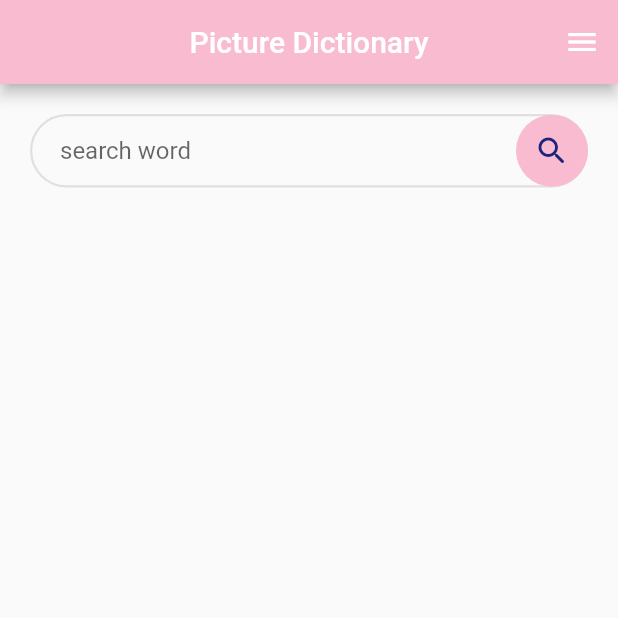
After one commit to itsukicode/mobile-picture-dictionary, a Flutter app: the screen it shows after launch, on a phone screen of 412 x 824 dp, the top half of it. The commit adds this screen. Run offline on Flutter 3.47's test engine with Material 2 defaults, Android fonts, the light colour scheme and no system bars; missing offline and left inert: pixabay_picker.

Commit message:
✨ Displayed images like a Instagram
Next: Query definition using Google Dictionary API

```diff
--- a/lib/main.dart
+++ b/lib/main.dart
@@ -1,6 +1,6 @@
 import 'package:flutter/material.dart';
 import 'like.dart';
-import 'search-btn.dart';
+import 'search_word_pic.dart';
 import 'nav.dart';
 
 void main() => runApp(MyApp());
@@ -30,11 +30,7 @@ class HomeScreen extends StatelessWidget {
       endDrawer: NavigationBar(),
       body: Container(
         padding: EdgeInsets.all(20),
-        child: Column(
-          children: [
-            Center(child: SearchButton()),
-          ],
-        ),
+        child: Center(child: SearchWordPic()),
       ),
     );
   }
--- /dev/null
+++ b/lib/search_word_pic.dart
@@ -0,0 +1,101 @@
+import 'package:flutter/material.dart';
+import 'package:pixabay_picker/model/pixabay_media.dart';
+import 'package:pixabay_picker/pixabay_picker.dart';
+import 'api_key.dart';
+
+class SearchWordPic extends StatefulWidget {
+  @override
+  _SearchWordPicState createState() => _SearchWordPicState();
+}
+
+class _SearchWordPicState extends State<SearchWordPic> {
+  List<String> picUrlList = [];
+  // Create a text controller and use it to retrieve the current value
+  // of the TextField.
+  final myController = TextEditingController();
+  @override
+  void dispose() {
+    // Clean up the controller when the widget is disposed.
+    myController.dispose();
+    super.dispose();
+  }
+
+  void getImage(String keyword) async {
+    PixabayPicker picker = PixabayPicker(apiKey: api_key, language: "en");
+    PixabayResponse res = await picker.api
+        .requestImagesWithKeyword(keyword: keyword, resultsPerPage: 1);
+    if (res != null) {
+      res.hits.forEach((f) {
+        setState(() {
+          picUrlList.add(f.getDownloadLink());
+        });
+      });
+    }
+  }
+
+  Widget _buildSearchBox() {
+    return TextField(
+      controller: myController,
+      obscureText: false,
+      decoration: InputDecoration(
+          hintText: 'search word',
+          contentPadding:
+              const EdgeInsets.symmetric(vertical: 15.0, horizontal: 20),
+          focusedBorder: OutlineInputBorder(
+            borderSide: BorderSide(color: Colors.pink[50], width: 1.5),
+            borderRadius: BorderRadius.circular(50),
+          ),
+          enabledBorder: OutlineInputBorder(
+              borderSide: BorderSide(color: Colors.grey[300], width: 1.5),
+              borderRadius: BorderRadius.circular(50)),
+          suffixIcon: Container(
+            decoration:
+                BoxDecoration(shape: BoxShape.circle, color: Colors.pink[100]),
+            child: IconButton(
+                icon: Icon(
+                  Icons.search_rounded,
+                  color: Colors.indigo[900],
+                ),
+                onPressed: () =>
+                    {picUrlList.clear(), getImage(myController.text)}),
+          )),
+    );
+  }
+
+  List<Widget> _pictures() {
+    return picUrlList
+        .map((url) => Container(
+              width: 100,
+              height: 100,
+              decoration: BoxDecoration(
+                image:
+                    DecorationImage(fit: BoxFit.fill, image: NetworkImage(url)),
+                borderRadius: BorderRadius.circular(40),
+              ),
+              margin: EdgeInsets.all(5),
+            ))
+        .toList();
+  }
+
+  Widget _buildPicBox() {
+    return Expanded(
+      child: GridView.count(
+        crossAxisCount: 2,
+        children: _pictures(),
+      ),
+    );
+  }
+
+  @override
+  Widget build(BuildContext context) {
+    return Container(
+        child: Column(
+      children: [
+        _buildSearchBox(),
+        // _buildDefBox(),
+        Container(margin: EdgeInsets.only(top: 20.0)),
+        _buildPicBox(),
+      ],
+    ));
+  }
+}
```
Also changed, not shown: lib/image.dart (deleted, +0 -56 lines), lib/search-btn.dart (deleted, +0 -66 lines).
